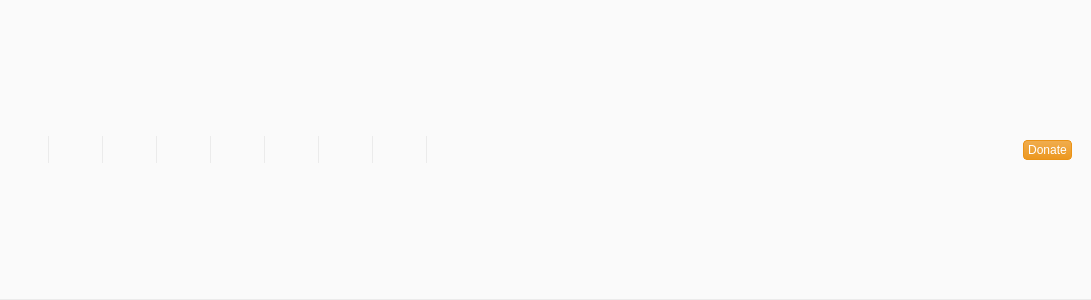
Old version of the form main/Navbar.ui in the repository Komet/MediaElch.
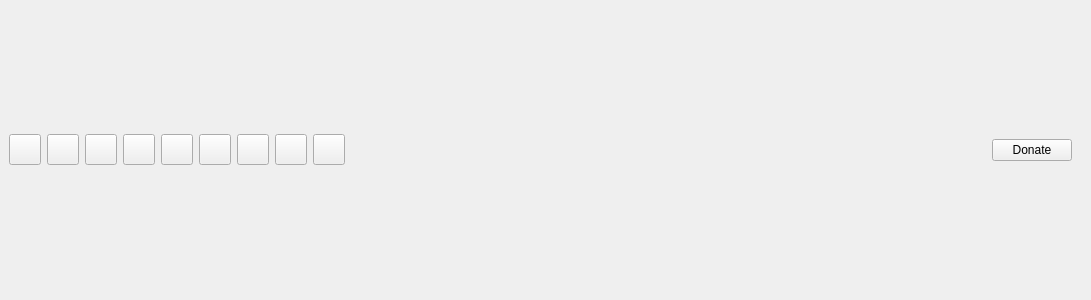
New version of the form. Icons and pictures are not drawn. Custom widgets are drawn as their Qt base class.

What changed in the file:
```diff
--- a/main/Navbar.ui
+++ b/main/Navbar.ui
@@ -31,29 +31,12 @@
    </property>
    <item>
     <widget class="QWidget" name="widget" native="true">
-     <property name="styleSheet">
-      <string notr="true">QToolButton {
-	border: 0;
-	border-right: 1px solid #ebebeb;
-	padding-left: 10px;
-	padding-right: 10px;
-}
-
-#widget {
-	background-color: #f7f7f7;
-	background-color: #fafafa;
-	border-bottom: 1px solid #ebebeb;
-}</string>
-     </property>
      <layout class="QHBoxLayout" name="horizontalLayout_2" stretch="0,0,0,0,0,0,0,0,0,0,1,0,0">
       <item>
        <widget class="QToolButton" name="btnSearch">
         <property name="toolTip">
          <string>Scrape</string>
         </property>
-        <property name="styleSheet">
-         <string notr="true">padding-left: 2px;</string>
-        </property>
         <property name="text">
          <string notr="true"/>
         </property>
@@ -209,11 +192,6 @@
         <property name="toolTip">
          <string>About</string>
         </property>
-        <property name="styleSheet">
-         <string notr="true">QToolButton {
-	border: 0;
-}</string>
-        </property>
         <property name="text">
          <string notr="true"/>
         </property>
@@ -256,21 +234,6 @@
         <property name="cursor">
          <cursorShape>PointingHandCursor</cursorShape>
         </property>
-        <property name="styleSheet">
-         <string notr="true">QPushButton {
-	border-radius: 4px;
-	color: #ffffff;
-	font-family: Helvetica Neue;
-	padding: 2px;
-	padding-left: 4px;
-	padding-right: 4px;
-	background-color: #9c8ec3;
-	border: 1px solid #877ba8;
-
-	background-color: qlineargradient(spread:pad, x1:0, y1:0, x2:0, y2:1, stop:0 #F0AD4E, stop:1 #EC971F);
-	border: 1px solid #EB9316;
-}</string>
-        </property>
         <property name="text">
          <string>Donate</string>
         </property>
```
